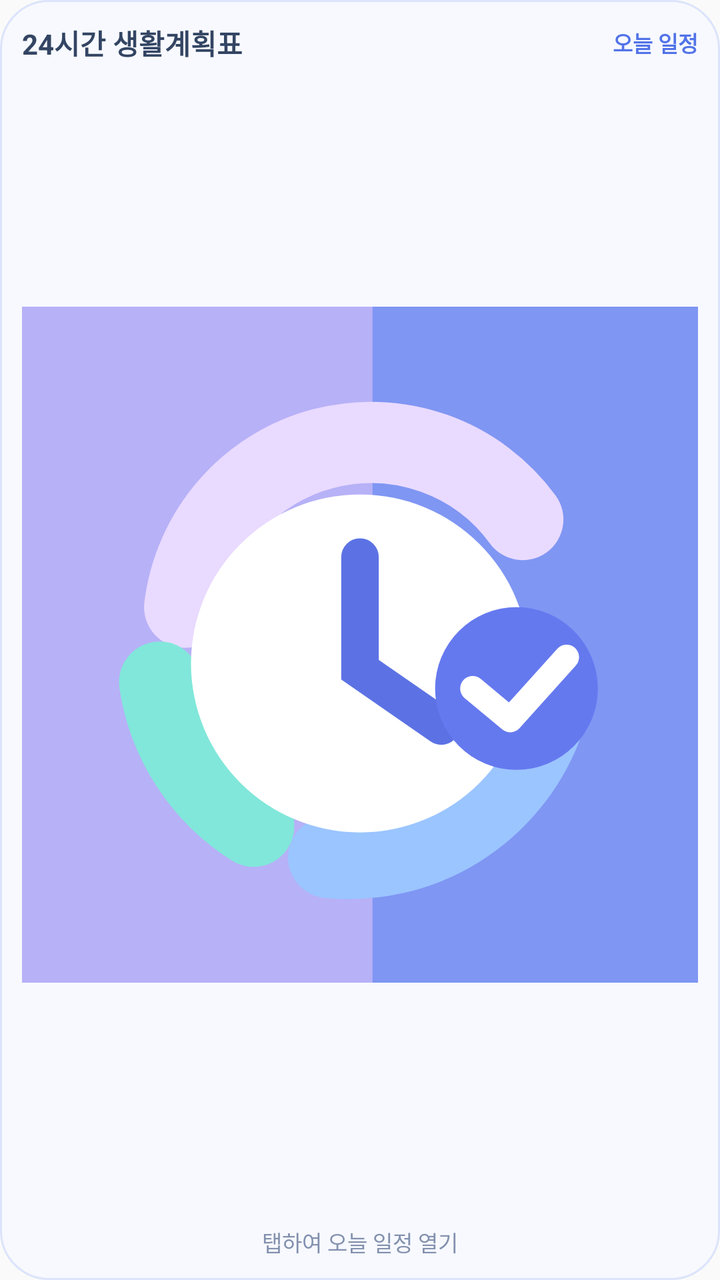
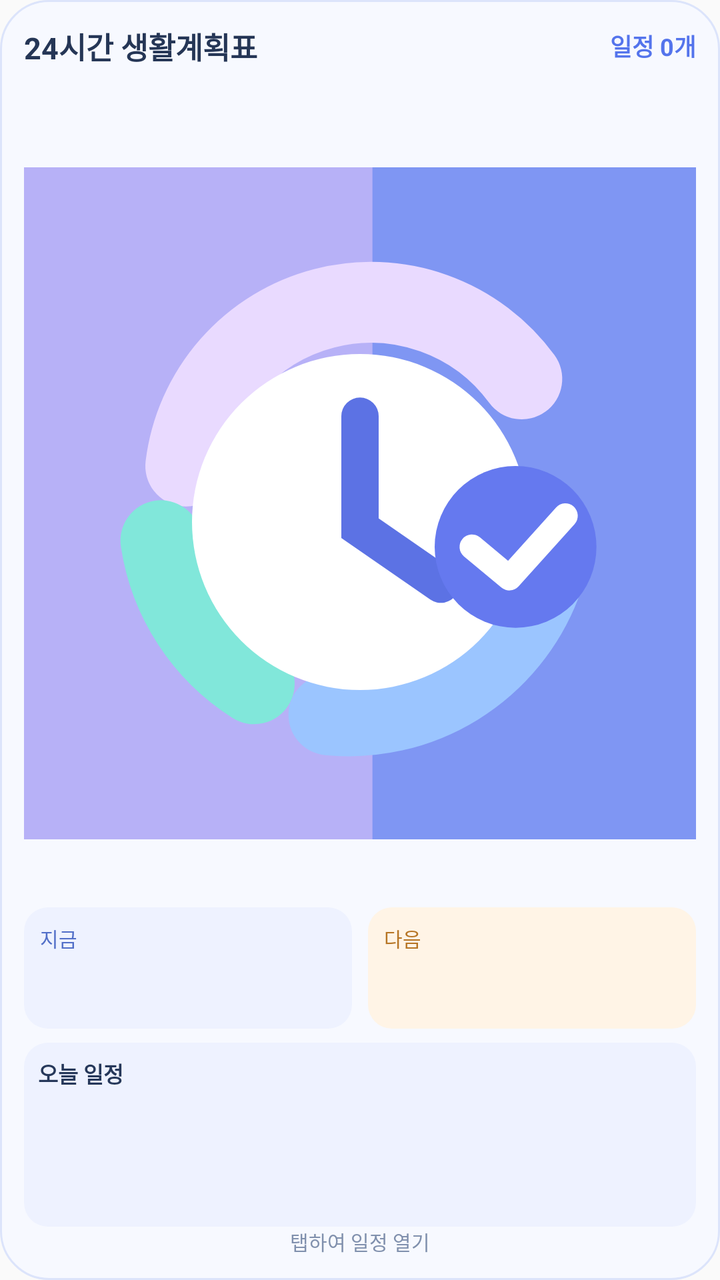

The first picture is an Android layout as it rendered before a commit; the second is the same layout after the commit. The layout source and the unified diff follow.
<!-- AndroidManifest.xml: application theme android:Theme.Material.Light.NoActionBar -->
<!-- res/layout/widget_dial.xml -->
<?xml version="1.0" encoding="utf-8"?>
<LinearLayout xmlns:android="http://schemas.android.com/apk/res/android"
 android:id="@+id/widget_dial_root" android:layout_width="match_parent" android:layout_height="match_parent"
 android:orientation="vertical" android:gravity="center_horizontal"
 android:background="@drawable/widget_background" android:padding="11dp">
 <LinearLayout android:layout_width="match_parent" android:layout_height="wrap_content" android:orientation="horizontal" android:gravity="center_vertical">
  <TextView android:layout_width="0dp" android:layout_height="wrap_content" android:layout_weight="1"
   android:text="24시간 생활계획표" android:textStyle="bold" android:textColor="#334563" android:textSize="14sp"
   android:singleLine="true" android:ellipsize="end"/>
  <TextView android:id="@+id/widget_dial_count" android:layout_width="wrap_content" android:layout_height="wrap_content"
   android:text="오늘 일정" android:textColor="#5273E8" android:textSize="11sp" android:textStyle="bold"/>
 </LinearLayout>
 <ImageView android:id="@+id/widget_dial_image"
  android:layout_width="match_parent" android:layout_height="0dp" android:layout_weight="1"
  android:src="@drawable/lifeplan_icon" android:scaleType="fitCenter" android:adjustViewBounds="true"
  android:contentDescription="0시부터 24시까지 원형 시간표" />
 <TextView android:id="@+id/widget_dial_footer" android:layout_width="match_parent" android:layout_height="wrap_content"
  android:text="탭하여 오늘 일정 열기" android:gravity="center" android:textSize="11sp"
  android:textColor="#8391AE" android:singleLine="true" android:ellipsize="end"/>
</LinearLayout>
<!-- resources referenced by this layout -->
<resources>
  <!-- drawable lifeplan_icon (drawable) -->
  <?xml version="1.0" encoding="utf-8"?>
  <vector xmlns:android="http://schemas.android.com/apk/res/android" android:width="108dp" android:height="108dp" android:viewportWidth="108" android:viewportHeight="108">
  <path android:fillColor="#7F96F3" android:pathData="M0,0h108v108h-108z"/>
  <path android:fillColor="#B7B1F7" android:pathData="M0,0h56v108h-56z"/>
  <path android:strokeColor="#E9DAFF" android:strokeWidth="13" android:strokeLineCap="round" android:pathData="M26,48 A30,30 0,0 1,80 34"/>
  <path android:strokeColor="#81E7DA" android:strokeWidth="13" android:strokeLineCap="round" android:pathData="M22,60 A33,33 0,0 0,37 83"/>
  <path android:strokeColor="#9BC5FF" android:strokeWidth="13" android:strokeLineCap="round" android:pathData="M49,88 A33,33 0,0 0,83 67"/>
  <path android:fillColor="#FFFFFF" android:pathData="M54,30 A27,27 0,1 1,54 84 A27,27 0,1 1,54 30z"/>
  <path android:strokeColor="#5C72E4" android:strokeWidth="6" android:strokeLineCap="round" android:pathData="M54,40 L54,58 L67,67"/>
  <path android:fillColor="#6579EF" android:pathData="M79,48 A13,13 0,1 1,79 74 A13,13 0,1 1,79 48z"/>
  <path android:strokeColor="#FFFFFF" android:strokeWidth="4" android:strokeLineCap="round" android:strokeLineJoin="round" android:pathData="M72,61 L78,66 L87,56"/>
  </vector>
  <!-- drawable widget_background (drawable) -->
  <?xml version="1.0" encoding="utf-8"?>
  <shape xmlns:android="http://schemas.android.com/apk/res/android">
      <solid android:color="#F7F9FF"/>
      <corners android:radius="24dp"/>
      <stroke android:width="1dp" android:color="#DCE4FB"/>
  </shape>
</resources>

<!-- the commit's change to res/layout/widget_dial.xml (unified diff, before → after) -->
@@ -1,20 +1,50 @@
 <?xml version="1.0" encoding="utf-8"?>
 <LinearLayout xmlns:android="http://schemas.android.com/apk/res/android"
  android:id="@+id/widget_dial_root" android:layout_width="match_parent" android:layout_height="match_parent"
- android:orientation="vertical" android:gravity="center_horizontal"
- android:background="@drawable/widget_background" android:padding="11dp">
+ android:orientation="vertical" android:background="@drawable/widget_background" android:padding="12dp">
  <LinearLayout android:layout_width="match_parent" android:layout_height="wrap_content" android:orientation="horizontal" android:gravity="center_vertical">
-  <TextView android:layout_width="0dp" android:layout_height="wrap_content" android:layout_weight="1"
-   android:text="24시간 생활계획표" android:textStyle="bold" android:textColor="#334563" android:textSize="14sp"
-   android:singleLine="true" android:ellipsize="end"/>
+  <TextView android:layout_width="0dp" android:layout_weight="1" android:layout_height="wrap_content"
+   android:text="24시간 생활계획표" android:textSize="15sp" android:textColor="#253656" android:textStyle="bold"/>
   <TextView android:id="@+id/widget_dial_count" android:layout_width="wrap_content" android:layout_height="wrap_content"
-   android:text="오늘 일정" android:textColor="#5273E8" android:textSize="11sp" android:textStyle="bold"/>
+   android:text="일정 0개" android:textSize="12sp" android:textColor="#5474EC" android:textStyle="bold"/>
  </LinearLayout>
- <ImageView android:id="@+id/widget_dial_image"
-  android:layout_width="match_parent" android:layout_height="0dp" android:layout_weight="1"
-  android:src="@drawable/lifeplan_icon" android:scaleType="fitCenter" android:adjustViewBounds="true"
-  android:contentDescription="0시부터 24시까지 원형 시간표" />
+ <TextView android:id="@+id/widget_dial_date" android:layout_width="match_parent" android:layout_height="wrap_content"
+  android:textSize="11sp" android:textColor="#8391AE" android:layout_marginTop="2dp"/>
+ <ImageView android:id="@+id/widget_dial_image" android:layout_width="match_parent"
+  android:layout_height="0dp" android:layout_weight="1" android:minHeight="92dp"
+  android:scaleType="fitCenter" android:src="@drawable/lifeplan_icon" android:contentDescription="오늘 원형 24시간 시간표"/>
+ <LinearLayout android:id="@+id/widget_dial_glance" android:layout_width="match_parent" android:layout_height="wrap_content"
+   android:orientation="horizontal" android:layout_marginTop="1dp">
+  <LinearLayout android:layout_width="0dp" android:layout_weight="1" android:layout_height="wrap_content"
+   android:background="@drawable/widget_panel_blue" android:padding="8dp" android:layout_marginEnd="4dp" android:orientation="vertical">
+   <TextView android:text="지금" android:layout_width="match_parent" android:layout_height="wrap_content" android:textSize="10sp" android:textColor="#526FC8"/>
+   <TextView android:id="@+id/widget_dial_current" android:layout_width="match_parent" android:layout_height="wrap_content"
+    android:singleLine="true" android:ellipsize="end" android:textStyle="bold" android:textSize="12sp" android:textColor="#26385A"/>
+   <TextView android:id="@+id/widget_dial_current_time" android:layout_width="match_parent" android:layout_height="wrap_content"
+    android:textSize="10sp" android:textColor="#657696"/>
+  </LinearLayout>
+  <LinearLayout android:layout_width="0dp" android:layout_weight="1" android:layout_height="wrap_content"
+   android:background="@drawable/widget_panel_warm" android:padding="8dp" android:layout_marginStart="4dp" android:orientation="vertical">
+   <TextView android:text="다음" android:layout_width="match_parent" android:layout_height="wrap_content" android:textSize="10sp" android:textColor="#B67525"/>
+   <TextView android:id="@+id/widget_dial_next" android:layout_width="match_parent" android:layout_height="wrap_content"
+    android:singleLine="true" android:ellipsize="end" android:textStyle="bold" android:textSize="12sp" android:textColor="#26385A"/>
+   <TextView android:id="@+id/widget_dial_next_time" android:layout_width="match_parent" android:layout_height="wrap_content"
+    android:textSize="10sp" android:textColor="#657696"/>
+  </LinearLayout>
+ </LinearLayout>
+ <LinearLayout android:id="@+id/widget_dial_agenda" android:layout_width="match_parent" android:layout_height="wrap_content"
+  android:orientation="vertical" android:layout_marginTop="7dp" android:padding="7dp" android:background="@drawable/widget_panel_blue">
+  <TextView android:text="오늘 일정" android:textColor="#26385A" android:textStyle="bold"
+   android:layout_width="match_parent" android:layout_height="wrap_content" android:textSize="11sp"/>
+  <TextView android:id="@+id/widget_dial_row1" android:layout_width="match_parent" android:layout_height="wrap_content"
+   android:maxLines="1" android:ellipsize="end" android:textColor="#354969" android:textSize="11sp" android:layout_marginTop="3dp"/>
+  <TextView android:id="@+id/widget_dial_row2" android:layout_width="match_parent" android:layout_height="wrap_content"
+   android:maxLines="1" android:ellipsize="end" android:textColor="#354969" android:textSize="11sp"/>
+  <TextView android:id="@+id/widget_dial_row3" android:layout_width="match_parent" android:layout_height="wrap_content"
+   android:maxLines="1" android:ellipsize="end" android:textColor="#354969" android:textSize="11sp"/>
+  <TextView android:id="@+id/widget_dial_row4" android:layout_width="match_parent" android:layout_height="wrap_content"
+   android:maxLines="1" android:ellipsize="end" android:textColor="#354969" android:textSize="11sp"/>
+ </LinearLayout>
  <TextView android:id="@+id/widget_dial_footer" android:layout_width="match_parent" android:layout_height="wrap_content"
-  android:text="탭하여 오늘 일정 열기" android:gravity="center" android:textSize="11sp"
-  android:textColor="#8391AE" android:singleLine="true" android:ellipsize="end"/>
+  android:text="탭하여 일정 열기" android:gravity="center" android:textColor="#8090AD" android:textSize="10sp"/>
 </LinearLayout>
<!-- resource entries referenced after the edit -->
@@ -20,5 +20,11 @@
       <corners android:radius="24dp"/>
       <stroke android:width="1dp" android:color="#DCE4FB"/>
   </shape>
+  <!-- drawable widget_panel_blue (drawable) -->
+  <?xml version="1.0" encoding="utf-8"?>
+  <shape xmlns:android="http://schemas.android.com/apk/res/android"><solid android:color="#EEF2FF"/><corners android:radius="12dp"/></shape>
+  <!-- drawable widget_panel_warm (drawable) -->
+  <?xml version="1.0" encoding="utf-8"?>
+  <shape xmlns:android="http://schemas.android.com/apk/res/android"><solid android:color="#FFF4E6"/><corners android:radius="12dp"/></shape>
 </resources>
 
